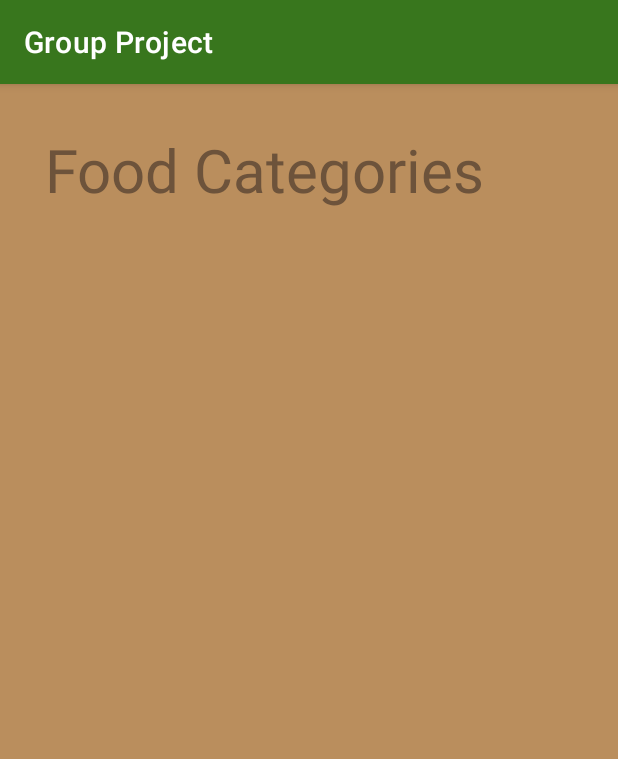
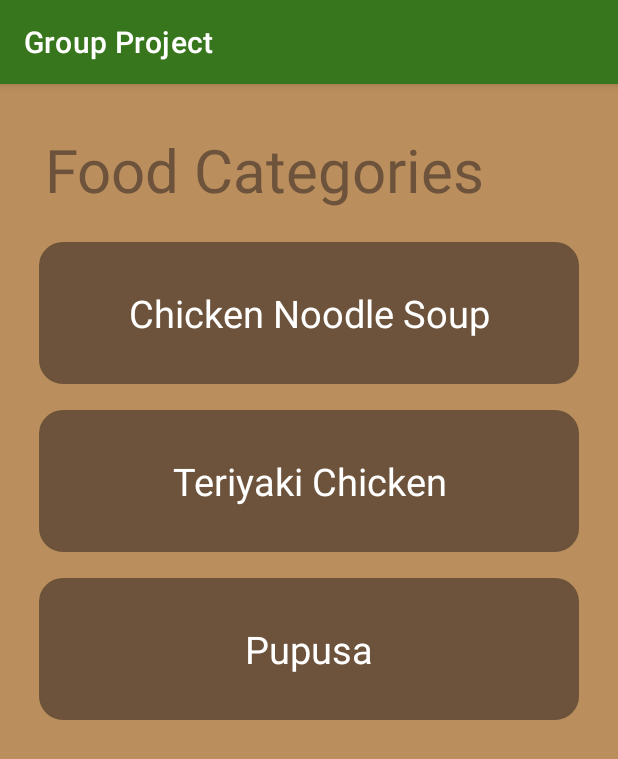
Before and after one commit to sophtsai/Munchies-Food-App, an Android app: the screen it shows after launch (MainActivity), on a phone screen of 412 x 824 dp. Shown: the top 759 px of the screen. Run offline under Robolectric (Android 15) with nearby library versions, the light colour scheme and no system bars.

Commit message:
Add functionality for foodlist recycler view

```diff
--- /dev/null
+++ b/app/src/main/java/com/example/groupproject/FoodlistRecyclerViewAdapter.kt
@@ -0,0 +1,33 @@
+package com.example.groupproject
+
+import android.content.Context
+import android.view.LayoutInflater
+import android.view.View
+import android.view.ViewGroup
+import android.widget.TextView
+import androidx.recyclerview.widget.RecyclerView
+
+
+class FoodlistRecyclerViewAdapter(private val foods: Array<Food>) :
+    RecyclerView.Adapter<FoodlistRecyclerViewAdapter.FoodlistViewHolder>() {
+    override fun onCreateViewHolder(parent: ViewGroup, viewType: Int): FoodlistViewHolder {
+        val view = LayoutInflater.from(parent.context)
+            .inflate(R.layout.activity_food_card, parent, false)
+        return FoodlistViewHolder(view)
+    }
+
+    override fun onBindViewHolder(holder: FoodlistViewHolder, position: Int) {
+        val food = foods[position]
+
+        holder.foodName.text = food.getFoodTypeName()
+    }
+
+    override fun getItemCount(): Int {
+        return foods.size
+    }
+
+    inner class FoodlistViewHolder(itemView: View) : RecyclerView.ViewHolder(itemView) {
+        var foodName: TextView = itemView.findViewById<TextView>(R.id.foodName)
+    }
+
+}
--- a/app/src/main/java/com/example/groupproject/MainActivity.kt
+++ b/app/src/main/java/com/example/groupproject/MainActivity.kt
@@ -2,6 +2,8 @@ package com.example.groupproject
 
 import androidx.appcompat.app.AppCompatActivity
 import android.os.Bundle
+import androidx.recyclerview.widget.LinearLayoutManager
+import androidx.recyclerview.widget.RecyclerView
 
 class MainActivity : AppCompatActivity() {
     private lateinit var testData : Foodlist
@@ -9,6 +11,16 @@ class MainActivity : AppCompatActivity() {
         super.onCreate(savedInstanceState)
         setContentView(R.layout.activity_main)
         setTestData()
+
+        val foodListRv : RecyclerView = findViewById<RecyclerView>(R.id.foodlistRv)
+
+        var foodTypesList : Array<Food> = testData.getFoodArray() // Get list of food types
+
+        // Create adapter passing in list of food types
+        val adapter = FoodlistRecyclerViewAdapter(foodTypesList)
+
+        foodListRv.adapter = adapter // Attach adapter to recycler view to populate items
+        foodListRv.layoutManager = LinearLayoutManager(this) // Set layout manager to position items
     }
 
     private fun setTestData ( ) {
--- a/app/src/main/res/layout/activity_food_card.xml
+++ b/app/src/main/res/layout/activity_food_card.xml
@@ -8,7 +8,7 @@
     android:layout_margin="6dp">
 
     <TextView
-        android:id="@+id/dishDescriptionInput"
+        android:id="@+id/foodName"
         android:layout_width="match_parent"
         android:layout_height="wrap_content"
         android:paddingLeft="15dp"
--- a/app/src/main/res/layout/activity_main.xml
+++ b/app/src/main/res/layout/activity_main.xml
@@ -7,7 +7,7 @@
     android:background="@color/dark_sand">
 
     <TextView
-        android:id="@+id/title"
+        android:id="@+id/foodlistTitle"
         android:layout_width="match_parent"
         android:layout_height="wrap_content"
         android:text="Food Categories"
@@ -20,14 +20,14 @@
         app:layout_constraintStart_toStartOf="parent"/>
 
     <androidx.recyclerview.widget.RecyclerView
-        android:id="@+id/list"
+        android:id="@+id/foodlistRv"
         android:color="@color/mud"
         android:layout_width="match_parent"
         android:layout_height="0dp"
         android:layout_marginTop="10dp"
         android:layout_marginBottom="30dp"
         tools:listitem="@layout/activity_food_card"
-        app:layout_constraintTop_toBottomOf="@+id/title"
+        app:layout_constraintTop_toBottomOf="@+id/foodlistTitle"
         app:layout_constraintBottom_toBottomOf="parent"/>
 
 </androidx.constraintlayout.widget.ConstraintLayout>
--- a/app/src/main/res/layout/activity_specific_dish.xml
+++ b/app/src/main/res/layout/activity_specific_dish.xml
@@ -8,7 +8,7 @@
     android:background="@color/dark_sand">
 
     <TextView
-        android:id="@+id/title"
+        android:id="@+id/specificFoodTitle"
         android:layout_width="match_parent"
         android:layout_height="wrap_content"
         android:text="Dish 1"
@@ -30,11 +30,11 @@
         android:layout_marginTop="10dp"
         android:layout_marginStart="30dp"
         android:layout_marginEnd="30dp"
-        app:layout_constraintTop_toBottomOf="@+id/title"
+        app:layout_constraintTop_toBottomOf="@+id/specificFoodTitle"
         app:layout_constraintStart_toStartOf="parent"/>
 
     <androidx.recyclerview.widget.RecyclerView
-        android:id="@+id/list"
+        android:id="@+id/specificFoodRv"
         android:color="@color/mud"
         android:layout_width="match_parent"
         android:layout_height="0dp"
@@ -44,7 +44,8 @@
         app:layout_constraintTop_toBottomOf="@+id/dishDescriptionText"
         app:layout_constraintBottom_toBottomOf="parent"/>
 
-    <com.google.android.material.floatingactionbutton.FloatingActionButton        android:id="@+id/saveButton"
+    <com.google.android.material.floatingactionbutton.FloatingActionButton
+        android:id="@+id/addRestaurantButton"
         android:layout_width="wrap_content"
         android:layout_height="wrap_content"
         android:layout_marginTop="10dp"
```
